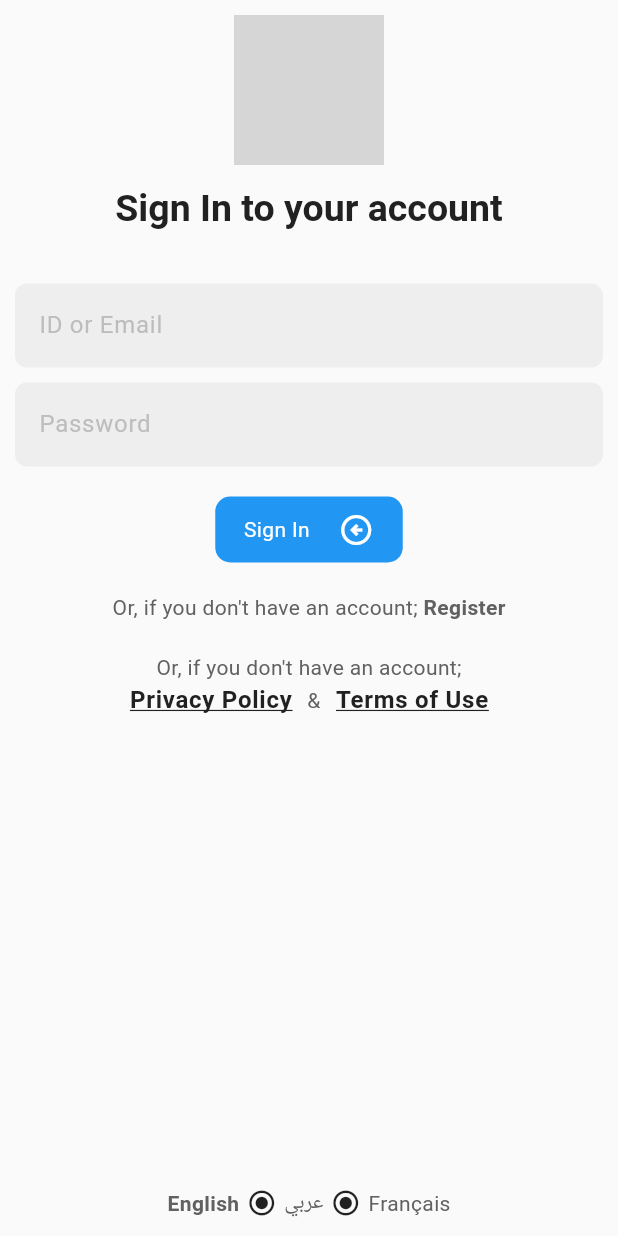
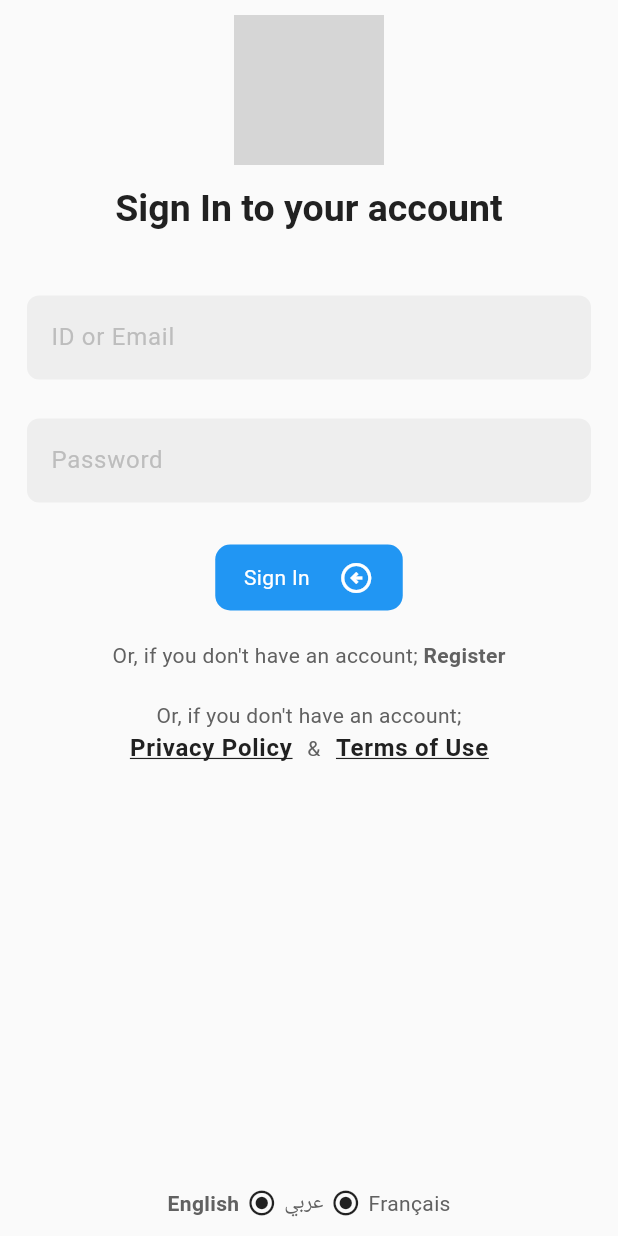
Before and after one commit to Yahya56SR/Focus-Planner, a Flutter app: the screen it shows after launch, on a phone screen of 412 x 824 dp. Run offline on Flutter 3.47's test engine with Material 3 defaults, Android fonts, the phone set to English and light mode, and no system bars; our stand-ins replace cloud_firestore, equatable, file_picker, firebase_auth, firebase_core, flutter_bloc and 4 more; missing offline and left inert: excel; accounts and stored records are empty; project files that could hold a hidden picture were left out; grey boxes are pictures that could not be loaded.

Commit message:
modified:   lib/features/auth/presentation/components/text_field.dart 	modified:   lib/features/timetable/presentation/pages/monday_timetable_page.dart

```diff
--- a/lib/features/auth/presentation/components/text_field.dart
+++ b/lib/features/auth/presentation/components/text_field.dart
@@ -14,7 +14,9 @@ class MyTextField extends StatelessWidget {
 
   @override
   Widget build(BuildContext context) {
-    return TextField(
+    return Padding(
+      padding: const EdgeInsets.all(8.0),
+      child: TextField(
         controller: controller,
         decoration: InputDecoration(
           hintText: hintText,
@@ -24,6 +26,7 @@ class MyTextField extends StatelessWidget {
           focusedBorder: Theme.of(context).inputDecorationTheme.focusedBorder,
         ),
         obscureText: obscureText,
+      ),
     );
   }
 }
--- a/lib/features/timetable/presentation/pages/monday_timetable_page.dart
+++ b/lib/features/timetable/presentation/pages/monday_timetable_page.dart
@@ -34,7 +34,8 @@ class _MondayPageState extends State<MondayPage> {
       ),
       body: Column(
         children: [
-          ListView.builder(
+          Expanded(
+            child: ListView.builder(
               itemCount: 1,
               itemBuilder: (context, index) {
                 return Column(
@@ -48,6 +49,7 @@ class _MondayPageState extends State<MondayPage> {
                 );
               },
             ),
+          ),
         ],
       ),
     );
```
Lines whose indentation alone changed are shown as unchanged.
